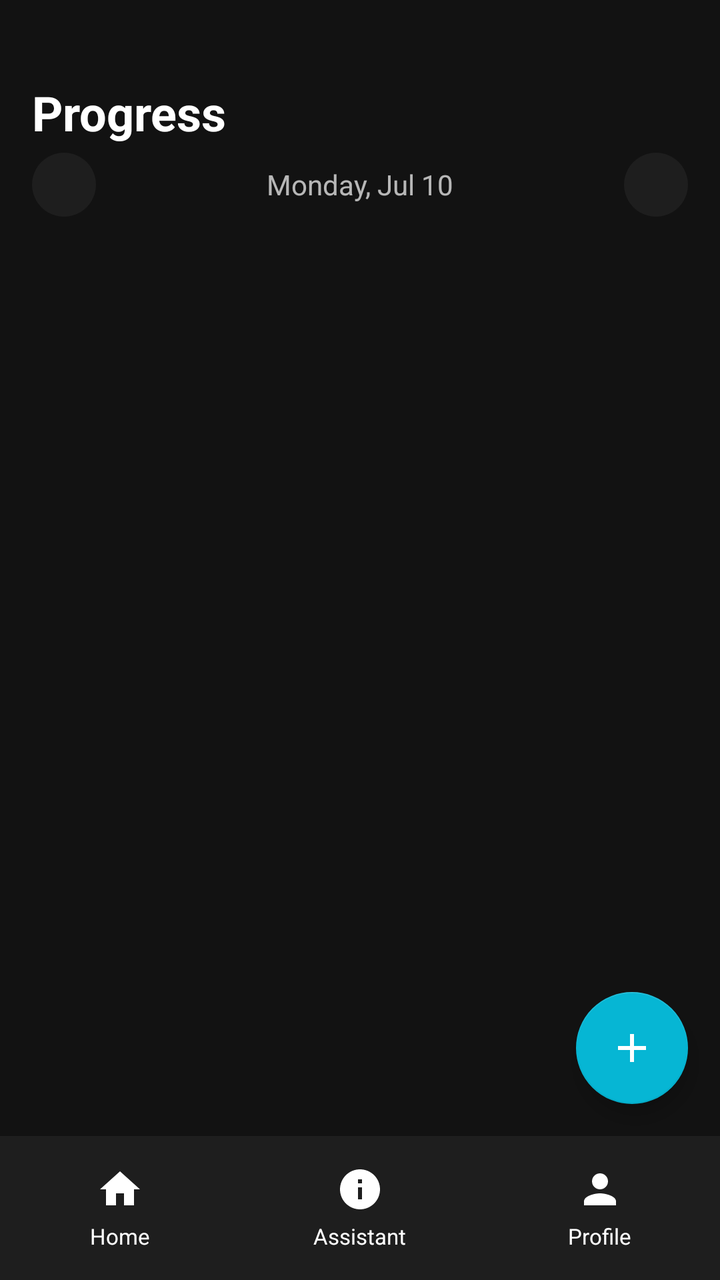
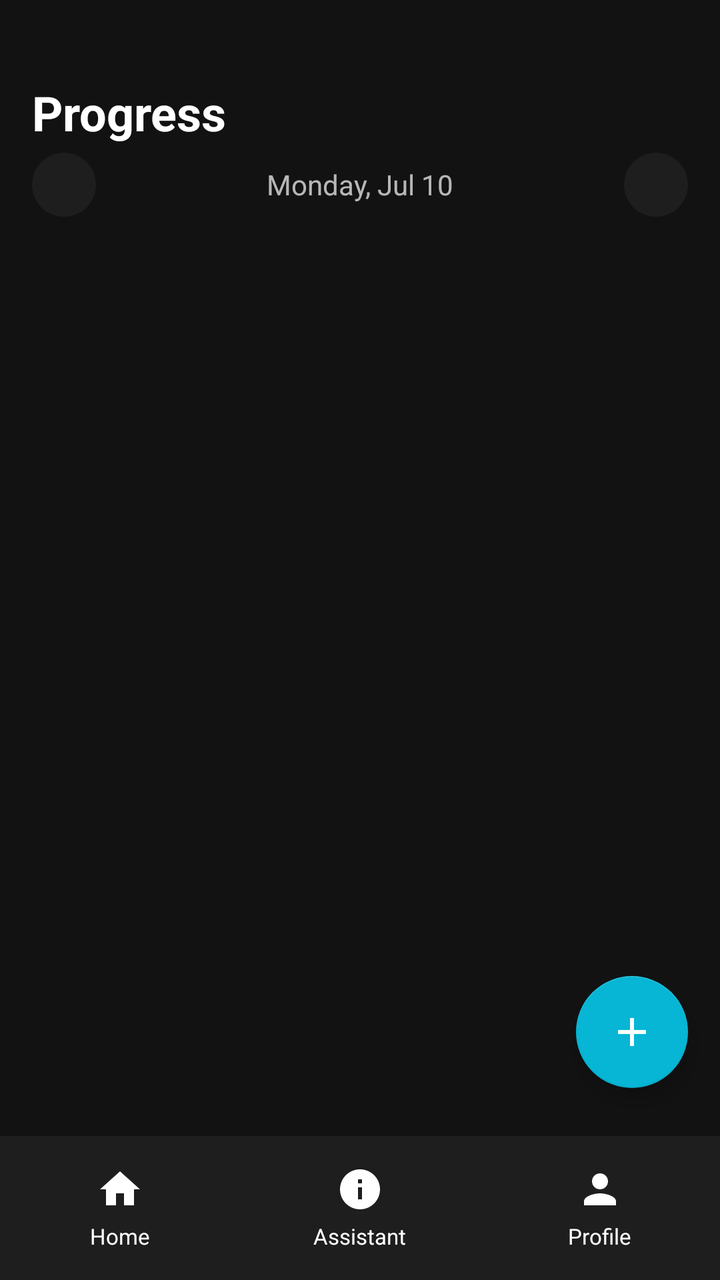

An Android layout rendered at two revisions. The XML below is the earlier revision; the diff shows what the commit changed to produce the second picture.
<!-- AndroidManifest.xml: application theme Theme.MyApplication -->
<!-- res/layout/activity_home.xml -->
<?xml version="1.0" encoding="utf-8"?>
<RelativeLayout xmlns:android="http://schemas.android.com/apk/res/android"
    xmlns:app="http://schemas.android.com/apk/res-auto"
    android:layout_width="match_parent"
    android:layout_height="match_parent"
    android:background="@color/bg_dark">

    <ScrollView
        android:id="@+id/scrollContent"
        android:layout_width="match_parent"
        android:layout_height="match_parent"
        android:layout_above="@id/bottomNav"
        android:paddingHorizontal="16dp"
        android:paddingTop="40dp"
        android:paddingBottom="16dp"
        android:clipToPadding="false">

        <LinearLayout
            android:layout_width="match_parent"
            android:layout_height="wrap_content"
            android:orientation="vertical">

            <TextView
                android:id="@+id/tvTodayTitle"
                android:layout_width="wrap_content"
                android:layout_height="wrap_content"
                android:text="Progress"
                android:textColor="@color/text_primary"
                android:textSize="24sp"
                android:textStyle="bold" />

            
            <LinearLayout
                android:layout_width="match_parent"
                android:layout_height="wrap_content"
                android:orientation="horizontal"
                android:gravity="center_vertical"
                android:layout_marginTop="4dp">

                <TextView
                    android:id="@+id/btnPrevDay"
                    android:layout_width="32dp"
                    android:layout_height="32dp"
                    android:text="‹"
                    android:textColor="@color/text_primary"
                    android:textSize="20sp"
                    android:gravity="center"
                    android:background="@drawable/bg_card"
                    android:clickable="true"
                    android:focusable="true" />

                <TextView
                    android:id="@+id/tvDate"
                    android:layout_width="0dp"
                    android:layout_weight="1"
                    android:layout_height="wrap_content"
                    android:text="Monday, Jul 10"
                    android:textColor="@color/text_primary"
                    android:textSize="14sp"
                    android:alpha="0.7"
                    android:gravity="center"
                    android:layout_marginStart="8dp"
                    android:layout_marginEnd="8dp" />

                <TextView
                    android:id="@+id/btnNextDay"
                    android:layout_width="32dp"
                    android:layout_height="32dp"
                    android:text="›"
                    android:textColor="@color/text_primary"
                    android:textSize="20sp"
                    android:gravity="center"
                    android:background="@drawable/bg_card"
                    android:clickable="true"
                    android:focusable="true" />

            </LinearLayout>

            <ScrollView
                android:layout_width="match_parent"
                android:layout_height="match_parent"
                android:clipToPadding="false"
                android:paddingBottom="16dp"
                android:layout_marginTop="16dp">

                <LinearLayout
                    android:id="@+id/llSchedules"
                    android:layout_width="match_parent"
                    android:layout_height="wrap_content"
                    android:orientation="vertical" />

            </ScrollView>

        </LinearLayout>
    </ScrollView>

    
    <LinearLayout
        android:id="@+id/bottomNav"
        android:layout_width="match_parent"
        android:layout_height="72dp"
        android:layout_alignParentBottom="true"
        android:background="@color/card_bg"
        android:orientation="horizontal"
        android:paddingTop="8dp"
        android:paddingBottom="8dp"
        android:gravity="center">

        <LinearLayout
            android:id="@+id/navHome"
            android:layout_width="0dp"
            android:layout_height="match_parent"
            android:layout_weight="1"
            android:orientation="vertical"
            android:gravity="center">
            <ImageView
                android:layout_width="24dp"
                android:layout_height="24dp"
                android:src="@drawable/ic_home"
                android:tint="@color/text_primary" />
            <TextView
                android:layout_width="wrap_content"
                android:layout_height="wrap_content"
                android:text="Home"
                android:textColor="@color/text_primary"
                android:textSize="11sp"
                android:layout_marginTop="4dp" />
        </LinearLayout>

        <LinearLayout
            android:id="@+id/navAssistant"
            android:layout_width="0dp"
            android:layout_height="match_parent"
            android:layout_weight="1"
            android:orientation="vertical"
            android:gravity="center">
            <ImageView
                android:layout_width="24dp"
                android:layout_height="24dp"
                android:src="@drawable/ic_assistant"
                android:tint="@color/text_primary" />
            <TextView
                android:layout_width="wrap_content"
                android:layout_height="wrap_content"
                android:text="Assistant"
                android:textColor="@color/text_primary"
                android:textSize="11sp"
                android:layout_marginTop="4dp" />
        </LinearLayout>

        <LinearLayout
            android:id="@+id/navProfile"
            android:layout_width="0dp"
            android:layout_height="match_parent"
            android:layout_weight="1"
            android:orientation="vertical"
            android:gravity="center">
            <ImageView
                android:layout_width="24dp"
                android:layout_height="24dp"
                android:src="@drawable/ic_profile"
                android:tint="@color/text_primary" />
            <TextView
                android:layout_width="wrap_content"
                android:layout_height="wrap_content"
                android:text="Profile"
                android:textColor="@color/text_primary"
                android:textSize="11sp"
                android:layout_marginTop="4dp" />
        </LinearLayout>

    </LinearLayout>

    <com.google.android.material.floatingactionbutton.FloatingActionButton
        android:id="@+id/btnAddFAB"
        android:layout_width="wrap_content"
        android:layout_height="wrap_content"
        android:layout_above="@id/bottomNav"
        android:layout_alignParentEnd="true"
        android:layout_marginEnd="16dp"
        android:layout_marginBottom="16dp"
        android:src="@drawable/ic_add"
        app:backgroundTint="@color/accent_cyan"
        app:tint="@color/white" />

    
    <Button
        android:id="@+id/btnAddHabit"
        android:layout_width="0dp"
        android:layout_height="0dp"
        android:visibility="gone" />

    <Button
        android:id="@+id/btnCreateSchedule"
        android:layout_width="0dp"
        android:layout_height="0dp"
        android:visibility="gone" />

    <TextView
        android:id="@+id/tvStatus"
        android:layout_width="0dp"
        android:layout_height="0dp"
        android:visibility="gone" />

</RelativeLayout>
<!-- resources referenced by this layout -->
<resources>
  <color name="accent_cyan">#06B6D4</color>
  <color name="bg_dark">#121212</color>
  <color name="card_bg">#1E1E1E</color>
  <color name="text_primary">#FFFFFF</color>
  <color name="white">#FFFFFFFF</color>
  <!-- drawable bg_card (drawable) -->
  <?xml version="1.0" encoding="utf-8"?>
  <shape xmlns:android="http://schemas.android.com/apk/res/android" android:shape="rectangle">
      <solid android:color="@color/card_bg" />
      <corners android:radius="16dp" />
      <padding android:left="12dp" android:top="12dp" android:right="12dp" android:bottom="12dp" />
  </shape>
  <!-- drawable ic_add (drawable) -->
  <vector xmlns:android="http://schemas.android.com/apk/res/android"
      android:width="24dp"
      android:height="24dp"
      android:viewportWidth="24"
      android:viewportHeight="24">
      <path
          android:fillColor="#FFFFFF"
          android:pathData="M19,13h-6v6h-2v-6H5v-2h6V5h2v6h6v2z"/>
  </vector>
  <!-- drawable ic_assistant (drawable) -->
  <vector xmlns:android="http://schemas.android.com/apk/res/android"
      android:width="24dp"
      android:height="24dp"
      android:viewportWidth="24"
      android:viewportHeight="24">
      <path
          android:fillColor="#FFFFFF"
          android:pathData="M12,2C6.48,2 2,6.48 2,12s4.48,10 10,10 10,-4.48 10,-10S17.52,2 12,2zM13,17h-2v-6h2v6zM13,9h-2L11,7h2v2z"/>
  </vector>
  <!-- drawable ic_home (drawable) -->
  <vector xmlns:android="http://schemas.android.com/apk/res/android"
      android:width="24dp"
      android:height="24dp"
      android:viewportWidth="24"
      android:viewportHeight="24">
      <path
          android:fillColor="#FFFFFF"
          android:pathData="M10,20v-6h4v6h5v-8h3L12,3 2,12h3v8z"/>
  </vector>
  <!-- drawable ic_profile (drawable) -->
  <vector xmlns:android="http://schemas.android.com/apk/res/android"
      android:width="24dp"
      android:height="24dp"
      android:viewportWidth="24"
      android:viewportHeight="24">
      <path
          android:fillColor="#FFFFFF"
          android:pathData="M12,12c2.21,0 4,-1.79 4,-4s-1.79,-4 -4,-4 -4,1.79 -4,4 1.79,4 4,4zM12,14c-2.67,0 -8,1.34 -8,4v2h16v-2c0,-2.66 -5.33,-4 -8,-4z"/>
  </vector>
  <style name="Theme.MyApplication" parent="Theme.MaterialComponents.DayNight.NoActionBar">
          
          <item name="colorPrimary">@color/accent_purple_start</item>
          <item name="colorPrimaryVariant">@color/accent_purple_end</item>
          <item name="colorOnPrimary">@color/text_primary</item>
  
          <item name="colorSecondary">@color/accent_green</item>
          <item name="colorOnSecondary">@color/text_primary</item>
  
          <item name="android:statusBarColor">@color/bg_default</item>
          <item name="android:navigationBarColor">@color/bg_default</item>
  
          
          <item name="android:colorBackground">@color/bg_default</item>
          <item name="android:textColor">@color/text_primary</item>
          <item name="android:windowBackground">@color/bg_default</item>
      </style>
  <color name="accent_purple_start">#6366F1</color>
  <color name="accent_purple_end">#8B5CF6</color>
  <color name="accent_green">#10B981</color>
  <color name="bg_default">#121212</color>
</resources>

<!-- the commit's change to res/layout/activity_home.xml (unified diff, before → after) -->
@@ -178,7 +178,7 @@
         android:layout_above="@id/bottomNav"
         android:layout_alignParentEnd="true"
         android:layout_marginEnd="16dp"
-        android:layout_marginBottom="16dp"
+        android:layout_marginBottom="24dp"
         android:src="@drawable/ic_add"
         app:backgroundTint="@color/accent_cyan"
         app:tint="@color/white" />
